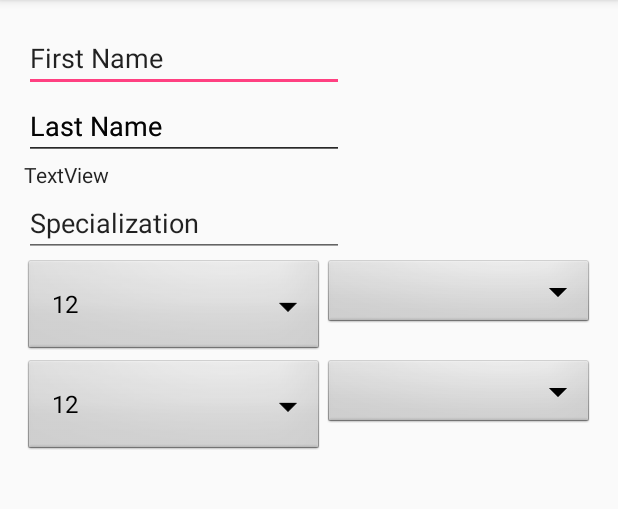
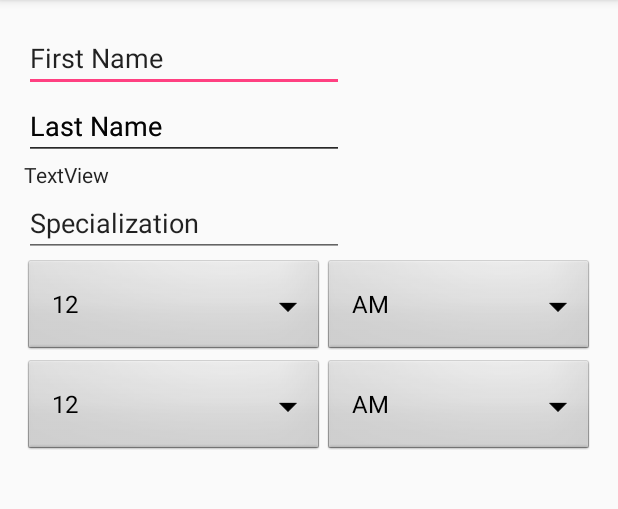
Before and after one commit to aclorta/QuickAppt, an Android app: the Physician_activity screen opened directly, with no data from a screen before it, on a phone screen of 412 x 824 dp, the part 84-593 px from its top. Run offline under Robolectric (Android 15) with nearby library versions, the light colour scheme and no system bars.

Commit message:
changes added with check in check out date

```diff
--- a/app/src/main/java/com/example/team6/quickappt/Physician_activity.java
+++ b/app/src/main/java/com/example/team6/quickappt/Physician_activity.java
@@ -54,5 +54,19 @@ public class Physician_activity extends AppCompatActivity {
         };
         ArrayAdapter<String> adaptime = new ArrayAdapter<String>(this,android.R.layout.simple_spinner_dropdown_item,timeArray);
         spins.setAdapter(adaptime);
+        Spinner clicker = (Spinner) findViewById(R.id.AM);
+        ArrayList<String> amOr = new ArrayList<String>(){{
+            add("AM");
+            add("PM");
+        }};
+        ArrayAdapter<String> adaptam = new ArrayAdapter<String>(this, android.R.layout.simple_spinner_dropdown_item,amOr);
+        clicker.setAdapter(adaptam);
+        Spinner second = (Spinner) findViewById(R.id.PM);
+        ArrayList<String> pmOr = new ArrayList<String>(){{
+            add("AM");
+            add("PM");
+        }};
+        ArrayAdapter<String> adaptpm = new ArrayAdapter<String>(this, android.R.layout.simple_spinner_dropdown_item,pmOr);
+        second.setAdapter(adaptpm);
     }
 }
```
